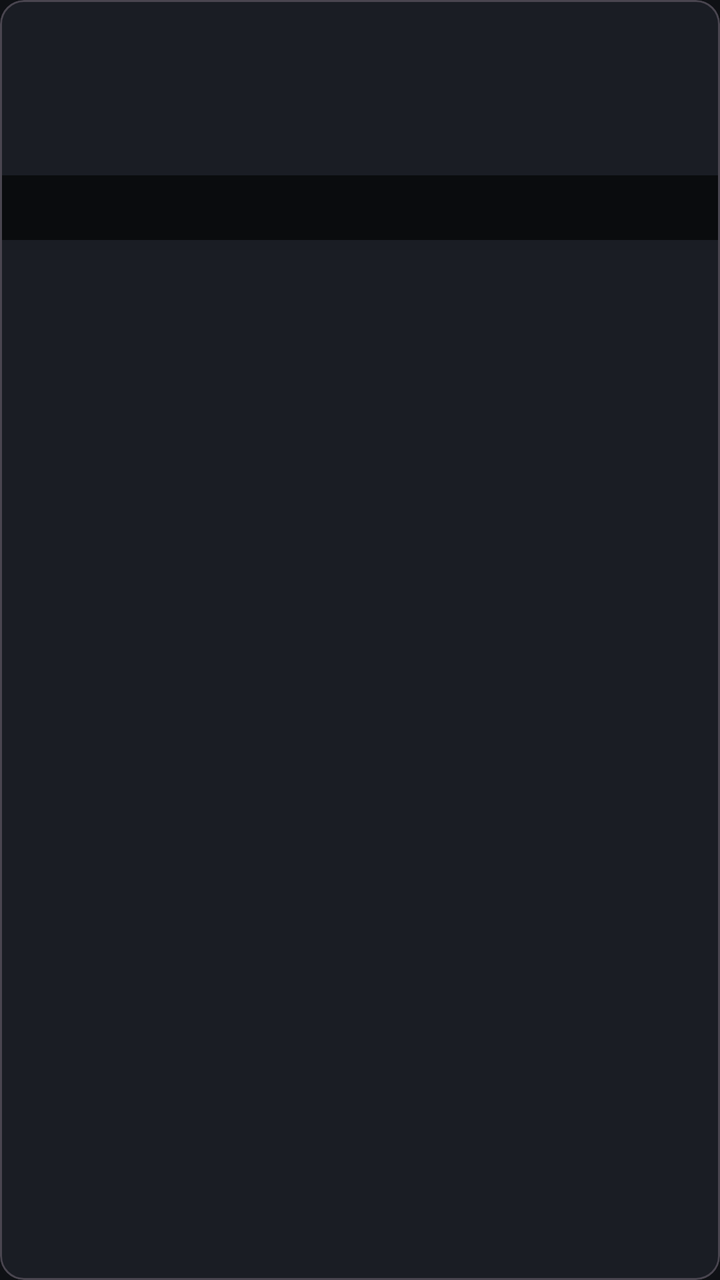
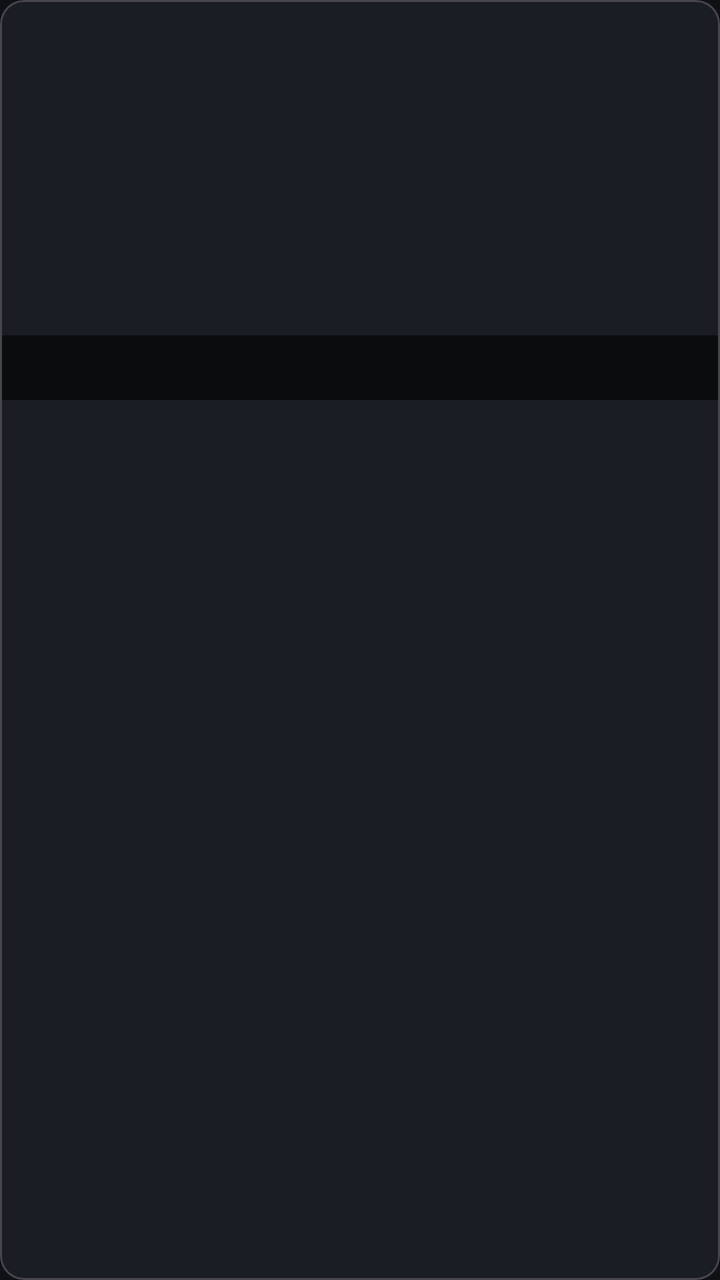

An Android layout rendered at two revisions. The XML below is the earlier revision; the diff shows what the commit changed to produce the second picture.
<!-- AndroidManifest.xml: application theme Theme.LifeOS -->
<!-- res/layout/item_user_post.xml -->
<?xml version="1.0" encoding="utf-8"?>
<com.google.android.material.card.MaterialCardView xmlns:android="http://schemas.android.com/apk/res/android"
    xmlns:app="http://schemas.android.com/apk/res-auto"
    android:layout_width="match_parent"
    android:layout_height="wrap_content"
    android:layout_margin="4dp"
    app:cardBackgroundColor="@color/card_background"
    app:cardCornerRadius="12dp">

    <FrameLayout
        android:layout_width="match_parent"
        android:layout_height="120dp">

        <ImageView
            android:id="@+id/imgThumb"
            android:layout_width="match_parent"
            android:layout_height="match_parent"
            android:scaleType="centerCrop" />

        <TextView
            android:id="@+id/tvPostTitle"
            android:layout_width="match_parent"
            android:layout_height="wrap_content"
            android:layout_gravity="bottom"
            android:background="#99000000"
            android:padding="8dp"
            android:textColor="@color/text_primary"
            android:textSize="12sp" />
    </FrameLayout>
</com.google.android.material.card.MaterialCardView>
<!-- resources referenced by this layout -->
<resources>
  <color name="card_background">#1A1D24</color>
  <color name="text_primary">#FFFFFF</color>
  <style name="Theme.LifeOS" parent="Base.Theme.LifeOS" />
  <style name="Base.Theme.LifeOS" parent="Theme.Material3.Dark.NoActionBar">
          <item name="colorPrimary">@color/primary_accent</item>
          <item name="colorSecondary">@color/secondary_accent</item>
          <item name="android:colorBackground">@color/background</item>
          <item name="colorSurface">@color/card_background</item>
          <item name="android:textColorPrimary">@color/text_primary</item>
          <item name="android:textColorSecondary">@color/text_secondary</item>
          <item name="android:statusBarColor">@color/background</item>
          <item name="android:navigationBarColor">@color/background</item>
          <item name="materialButtonStyle">@style/Widget.LifeOS.Button</item>
          <item name="textInputStyle">@style/Widget.LifeOS.TextInput</item>
      </style>
  <color name="primary_accent">#6C63FF</color>
  <color name="secondary_accent">#00D1FF</color>
  <color name="background">#0F1115</color>
  <color name="text_secondary">#B0B3B8</color>
  <style name="Widget.LifeOS.Button" parent="Widget.Material3.Button">
          <item name="cornerRadius">16dp</item>
          <item name="android:textAllCaps">false</item>
      </style>
  <style name="Widget.LifeOS.TextInput" parent="Widget.Material3.TextInputLayout.OutlinedBox">
          <item name="boxCornerRadiusTopStart">12dp</item>
          <item name="boxCornerRadiusTopEnd">12dp</item>
          <item name="boxCornerRadiusBottomStart">12dp</item>
          <item name="boxCornerRadiusBottomEnd">12dp</item>
      </style>
</resources>

<!-- the commit's change to res/layout/item_user_post.xml (unified diff, before → after) -->
@@ -9,7 +9,7 @@
 
     <FrameLayout
         android:layout_width="match_parent"
-        android:layout_height="120dp">
+        android:layout_height="200dp">
 
         <ImageView
             android:id="@+id/imgThumb"
